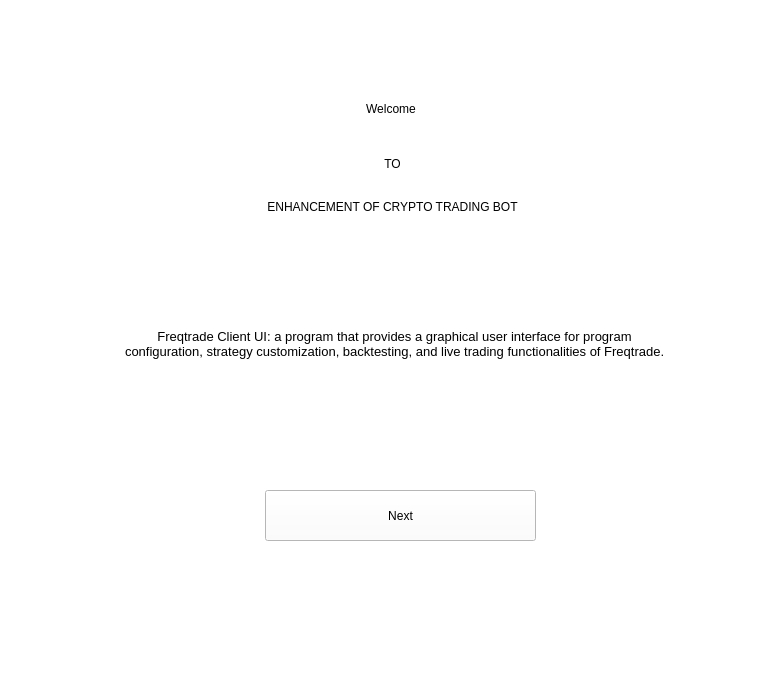
Sypers/SeniorProject, file freqtrade/GUI/welcomepage.ui: the form before one commit.
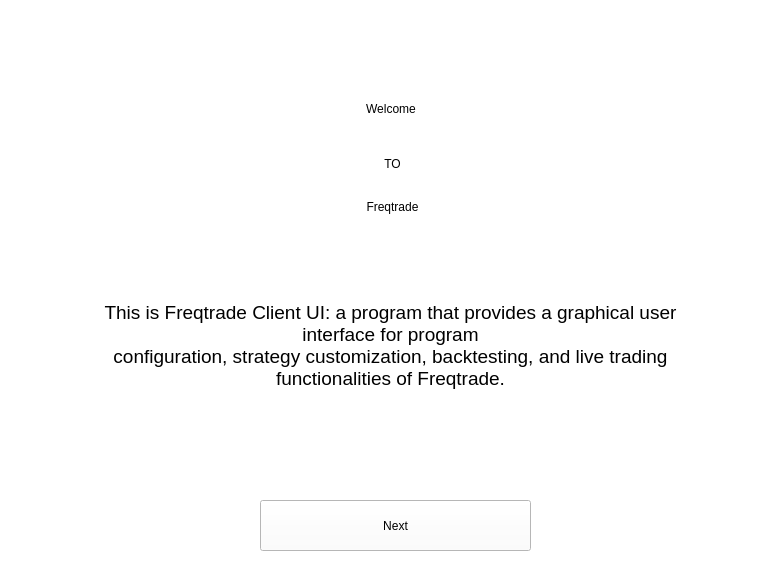
The form after the commit.

Commit message: Implemented new improved designes for GUI

```diff
--- a/freqtrade/GUI/welcomepage.ui
+++ b/freqtrade/GUI/welcomepage.ui
@@ -7,7 +7,7 @@
     <x>0</x>
     <y>0</y>
     <width>779</width>
-    <height>695</height>
+    <height>581</height>
    </rect>
   </property>
   <property name="windowTitle">
@@ -43,7 +43,7 @@
       <string notr="true">font: 20pt &quot;MS Shell Dlg 2&quot;;</string>
      </property>
      <property name="text">
-      <string>ENHANCEMENT OF CRYPTO TRADING BOT</string>
+      <string>Freqtrade</string>
      </property>
      <property name="alignment">
       <set>Qt::AlignCenter</set>
@@ -71,27 +71,30 @@
     <widget class="QLabel" name="label_5">
      <property name="geometry">
       <rect>
-       <x>125</x>
-       <y>320</y>
-       <width>539</width>
-       <height>48</height>
+       <x>70</x>
+       <y>270</y>
+       <width>641</width>
+       <height>151</height>
       </rect>
      </property>
      <property name="styleSheet">
       <string notr="true">font: 20pt &quot;MS Shell Dlg 2&quot;;</string>
      </property>
      <property name="text">
-      <string>&lt;html&gt;&lt;head/&gt;&lt;body&gt;&lt;p&gt;&lt;span style=&quot; font-size:10pt;&quot;&gt;Freqtrade Client UI: a program that provides a graphical user interface for program &lt;br/&gt;configuration, strategy customization, backtesting, and live trading functionalities of Freqtrade.&lt;/span&gt;&lt;/p&gt;&lt;/body&gt;&lt;/html&gt;</string>
+      <string>&lt;html&gt;&lt;head/&gt;&lt;body&gt;&lt;p&gt;&lt;span style=&quot; font-size:14pt;&quot;&gt;This is Freqtrade Client UI: a program that provides a graphical user interface for program &lt;br/&gt;configuration, strategy customization, backtesting, and live trading functionalities of Freqtrade.&lt;/span&gt;&lt;/p&gt;&lt;/body&gt;&lt;/html&gt;</string>
      </property>
      <property name="alignment">
       <set>Qt::AlignCenter</set>
      </property>
+     <property name="wordWrap">
+      <bool>true</bool>
+     </property>
     </widget>
     <widget class="QPushButton" name="nextb">
      <property name="geometry">
       <rect>
-       <x>265</x>
-       <y>490</y>
+       <x>260</x>
+       <y>500</y>
        <width>271</width>
        <height>51</height>
       </rect>
```
The commit also changes 5 other files.
